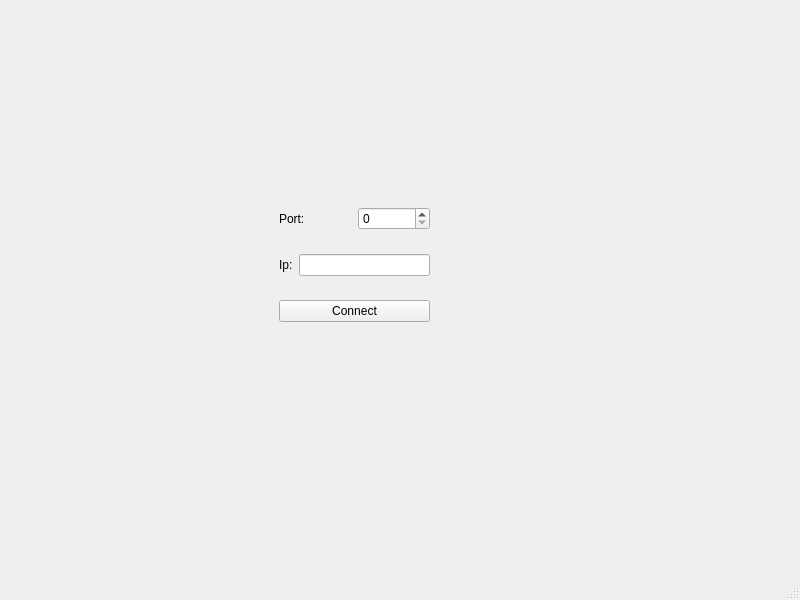
Old version of the form client/client.ui in the repository ArtemiyGonchar/SendNGet.
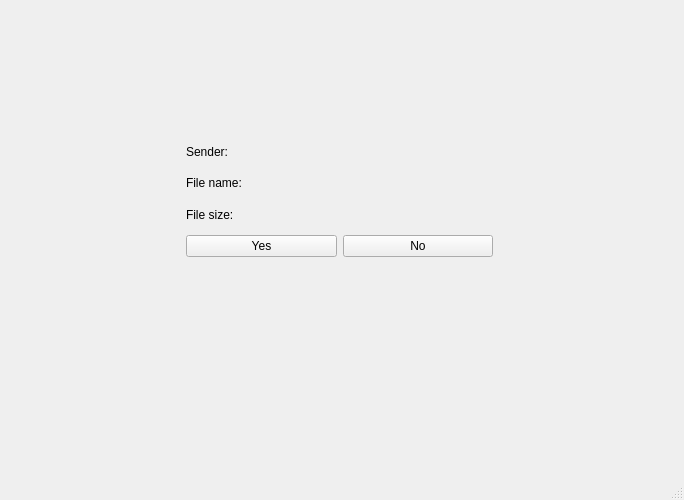
New version of the form. The open tabs and pages were chosen to show the change.

The edit to the form file:
```diff
--- a/client/client.ui
+++ b/client/client.ui
@@ -6,32 +6,53 @@
    <rect>
     <x>0</x>
     <y>0</y>
-    <width>800</width>
-    <height>600</height>
+    <width>684</width>
+    <height>500</height>
    </rect>
   </property>
   <property name="windowTitle">
    <string>Client</string>
   </property>
   <widget class="QWidget" name="centralwidget">
-   <layout class="QVBoxLayout" name="verticalLayout">
+   <layout class="QHBoxLayout" name="horizontalLayout">
     <item>
      <widget class="QStackedWidget" name="stackedWidget">
       <property name="currentIndex">
        <number>0</number>
       </property>
       <widget class="QWidget" name="page">
-       <widget class="QWidget" name="layoutWidget">
-        <property name="geometry">
-         <rect>
-          <x>270</x>
-          <y>180</y>
-          <width>151</width>
-          <height>151</height>
-         </rect>
-        </property>
-        <layout class="QVBoxLayout" name="verticalLayout_2">
+       <layout class="QVBoxLayout" name="verticalLayout">
+        <item>
+         <spacer name="verticalSpacer_2">
+          <property name="orientation">
+           <enum>Qt::Vertical</enum>
+          </property>
+          <property name="sizeHint" stdset="0">
+           <size>
+            <width>20</width>
+            <height>147</height>
+           </size>
+          </property>
+         </spacer>
+        </item>
          <item>
+         <layout class="QHBoxLayout" name="horizontalLayout_4">
+          <item>
+           <spacer name="horizontalSpacer">
+            <property name="orientation">
+             <enum>Qt::Horizontal</enum>
+            </property>
+            <property name="sizeHint" stdset="0">
+             <size>
+              <width>208</width>
+              <height>20</height>
+             </size>
+            </property>
+           </spacer>
+          </item>
+          <item>
+           <layout class="QGridLayout" name="gridLayout">
+            <item row="0" column="0">
           <layout class="QHBoxLayout" name="horizontalLayout_3">
            <item>
             <widget class="QLabel" name="label_3">
@@ -45,7 +66,7 @@
            </item>
           </layout>
          </item>
-         <item>
+            <item row="1" column="0">
           <layout class="QHBoxLayout" name="horizontalLayout_2">
            <item>
             <widget class="QLabel" name="label">
@@ -59,7 +80,7 @@
            </item>
           </layout>
          </item>
-         <item>
+            <item row="2" column="0">
           <widget class="QPushButton" name="b_connect">
            <property name="text">
             <string>Connect</string>
@@ -67,19 +88,49 @@
           </widget>
          </item>
         </layout>
-       </widget>
+          </item>
+          <item>
+           <spacer name="horizontalSpacer_2">
+            <property name="orientation">
+             <enum>Qt::Horizontal</enum>
+            </property>
+            <property name="sizeHint" stdset="0">
+             <size>
+              <width>258</width>
+              <height>20</height>
+             </size>
+            </property>
+           </spacer>
+          </item>
+         </layout>
+        </item>
+        <item>
+         <spacer name="verticalSpacer">
+          <property name="orientation">
+           <enum>Qt::Vertical</enum>
+          </property>
+          <property name="sizeHint" stdset="0">
+           <size>
+            <width>20</width>
+            <height>168</height>
+           </size>
+          </property>
+         </spacer>
+        </item>
+       </layout>
       </widget>
       <widget class="QWidget" name="page_2">
-       <widget class="QListWidget" name="listWidget">
-        <property name="geometry">
-         <rect>
-          <x>40</x>
-          <y>20</y>
-          <width>411</width>
-          <height>491</height>
-         </rect>
-        </property>
-       </widget>
+       <layout class="QHBoxLayout" name="horizontalLayout_10">
+        <item>
+         <widget class="QListWidget" name="listWidget"/>
+        </item>
+        <item>
+         <layout class="QVBoxLayout" name="verticalLayout_3">
+          <item>
+           <layout class="QVBoxLayout" name="verticalLayout_2">
+            <item>
+             <layout class="QHBoxLayout" name="horizontalLayout_9">
+              <item>
        <widget class="QLabel" name="label_4">
         <property name="geometry">
          <rect>
@@ -145,6 +196,203 @@
          <string>Send file</string>
         </property>
        </widget>
+              </item>
+              <item>
+               <spacer name="horizontalSpacer_3">
+                <property name="orientation">
+                 <enum>Qt::Horizontal</enum>
+                </property>
+                <property name="sizeHint" stdset="0">
+                 <size>
+                  <width>198</width>
+                  <height>20</height>
+                 </size>
+                </property>
+               </spacer>
+              </item>
+             </layout>
+            </item>
+           </layout>
+          </item>
+          <item>
+           <spacer name="verticalSpacer_3">
+            <property name="orientation">
+             <enum>Qt::Vertical</enum>
+            </property>
+            <property name="sizeHint" stdset="0">
+             <size>
+              <width>20</width>
+              <height>308</height>
+             </size>
+            </property>
+           </spacer>
+          </item>
+         </layout>
+        </item>
+       </layout>
+      </widget>
+      <widget class="QWidget" name="page_3">
+       <widget class="QWidget" name="">
+        <property name="geometry">
+         <rect>
+          <x>2</x>
+          <y>130</y>
+          <width>656</width>
+          <height>118</height>
+         </rect>
+        </property>
+        <layout class="QHBoxLayout" name="horizontalLayout_15">
+         <item>
+          <spacer name="horizontalSpacer_10">
+           <property name="orientation">
+            <enum>Qt::Horizontal</enum>
+           </property>
+           <property name="sizeHint" stdset="0">
+            <size>
+             <width>158</width>
+             <height>20</height>
+            </size>
+           </property>
+          </spacer>
+         </item>
+         <item>
+          <layout class="QVBoxLayout" name="verticalLayout_6">
+           <item>
+            <layout class="QVBoxLayout" name="verticalLayout_5">
+             <item>
+              <layout class="QHBoxLayout" name="horizontalLayout_11">
+               <item>
+                <widget class="QLabel" name="label_6">
+                 <property name="text">
+                  <string>Sender:</string>
+                 </property>
+                </widget>
+               </item>
+               <item>
+                <widget class="QLabel" name="l_sender">
+                 <property name="text">
+                  <string/>
+                 </property>
+                </widget>
+               </item>
+               <item>
+                <spacer name="horizontalSpacer_6">
+                 <property name="orientation">
+                  <enum>Qt::Horizontal</enum>
+                 </property>
+                 <property name="sizeHint" stdset="0">
+                  <size>
+                   <width>238</width>
+                   <height>20</height>
+                  </size>
+                 </property>
+                </spacer>
+               </item>
+              </layout>
+             </item>
+             <item>
+              <layout class="QHBoxLayout" name="horizontalLayout_12">
+               <item>
+                <widget class="QLabel" name="label_2">
+                 <property name="text">
+                  <string>File name:</string>
+                 </property>
+                </widget>
+               </item>
+               <item>
+                <widget class="QLabel" name="l_filename_2">
+                 <property name="text">
+                  <string/>
+                 </property>
+                </widget>
+               </item>
+               <item>
+                <spacer name="horizontalSpacer_7">
+                 <property name="orientation">
+                  <enum>Qt::Horizontal</enum>
+                 </property>
+                 <property name="sizeHint" stdset="0">
+                  <size>
+                   <width>238</width>
+                   <height>20</height>
+                  </size>
+                 </property>
+                </spacer>
+               </item>
+              </layout>
+             </item>
+            </layout>
+           </item>
+           <item>
+            <layout class="QVBoxLayout" name="verticalLayout_4">
+             <item>
+              <layout class="QHBoxLayout" name="horizontalLayout_13">
+               <item>
+                <widget class="QLabel" name="label_5">
+                 <property name="text">
+                  <string>File size:</string>
+                 </property>
+                </widget>
+               </item>
+               <item>
+                <widget class="QLabel" name="l_filesize">
+                 <property name="text">
+                  <string/>
+                 </property>
+                </widget>
+               </item>
+               <item>
+                <spacer name="horizontalSpacer_8">
+                 <property name="orientation">
+                  <enum>Qt::Horizontal</enum>
+                 </property>
+                 <property name="sizeHint" stdset="0">
+                  <size>
+                   <width>238</width>
+                   <height>20</height>
+                  </size>
+                 </property>
+                </spacer>
+               </item>
+              </layout>
+             </item>
+             <item>
+              <layout class="QHBoxLayout" name="horizontalLayout_14">
+               <item>
+                <widget class="QPushButton" name="b_yes">
+                 <property name="text">
+                  <string>Yes</string>
+                 </property>
+                </widget>
+               </item>
+               <item>
+                <widget class="QPushButton" name="b_no">
+                 <property name="text">
+                  <string>No</string>
+                 </property>
+                </widget>
+               </item>
+              </layout>
+             </item>
+            </layout>
+           </item>
+          </layout>
+         </item>
+         <item>
+          <spacer name="horizontalSpacer_9">
+           <property name="orientation">
+            <enum>Qt::Horizontal</enum>
+           </property>
+           <property name="sizeHint" stdset="0">
+            <size>
+             <width>168</width>
+             <height>20</height>
+            </size>
+           </property>
+          </spacer>
+         </item>
+        </layout>
+       </widget>
       </widget>
      </widget>
     </item>
```
Left out of the diff: 92 changed lines with no effect on the pictures. Lines whose indentation alone changed are shown as unchanged.
